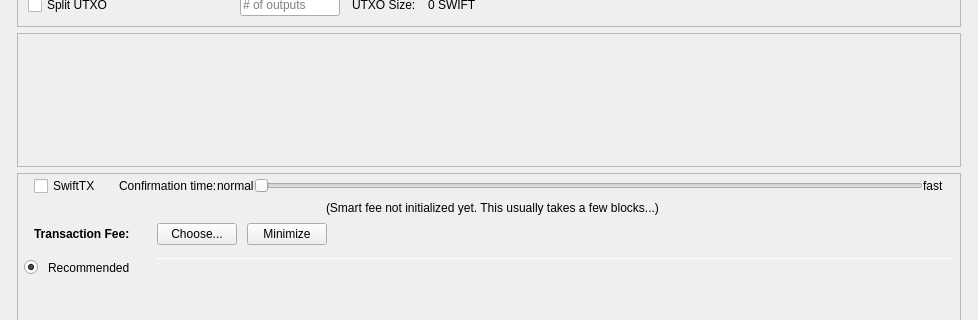
First picture: the form in src/qt/forms/sendcoinsdialog.ui, repository swiftcashproject/swiftcash, before the edit; both pictures show x 0 to 978 and y 250 to 570 of the 978 by 695 pixel window.
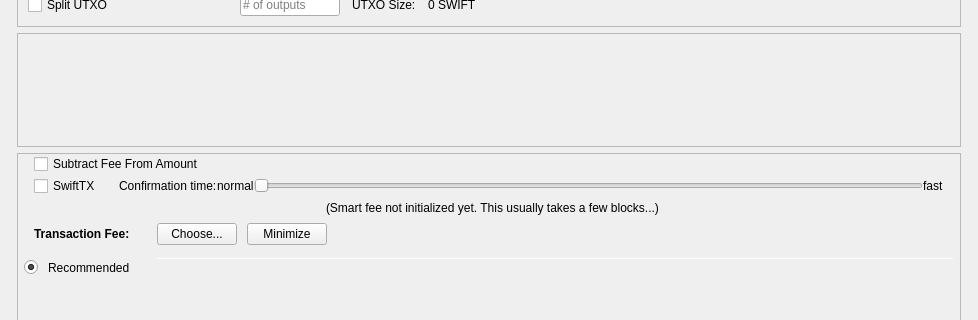
Second picture: the form after the edit. Icons and pictures are not drawn. Custom widgets are drawn as their Qt base class.

```diff
--- a/src/qt/forms/sendcoinsdialog.ui
+++ b/src/qt/forms/sendcoinsdialog.ui
@@ -1002,6 +1002,29 @@
                <property name="bottomMargin">
                 <number>5</number>
                </property>
+               <item>
+                <layout class="QHBoxLayout" name="horizontalLayoutFee7">
+                 <item>
+                  <widget class="QCheckBox" name="checkSubtractFeeFromAmount">
+                   <property name="enabled">
+                    <bool>true</bool>
+                   </property>
+                   <property name="minimumSize">
+                    <size>
+                     <width>85</width>
+                     <height>0</height>
+                    </size>
+                   </property>
+                   <property name="toolTip">
+                    <string>The fee will be deducted from the amount being sent.</string>
+                   </property>
+                   <property name="text">
+                    <string>Subtract Fee From Amount</string>
+                   </property>
+                  </widget>
+                 </item>
+                </layout>
+               </item>
                <item>
                 <layout class="QHBoxLayout" name="horizontalLayoutFee9">
                  <item>
```
